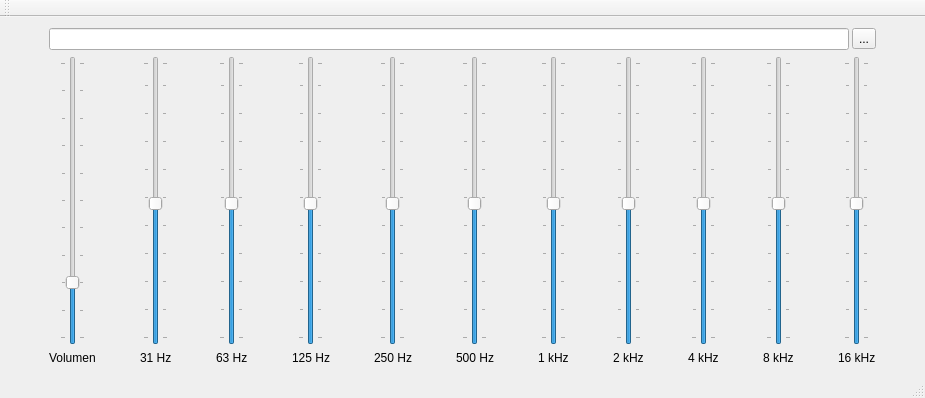
Before: the Qt Designer form mainwindow.ui in josbaduma/EqualizerDSP, drawn with Qt 5.
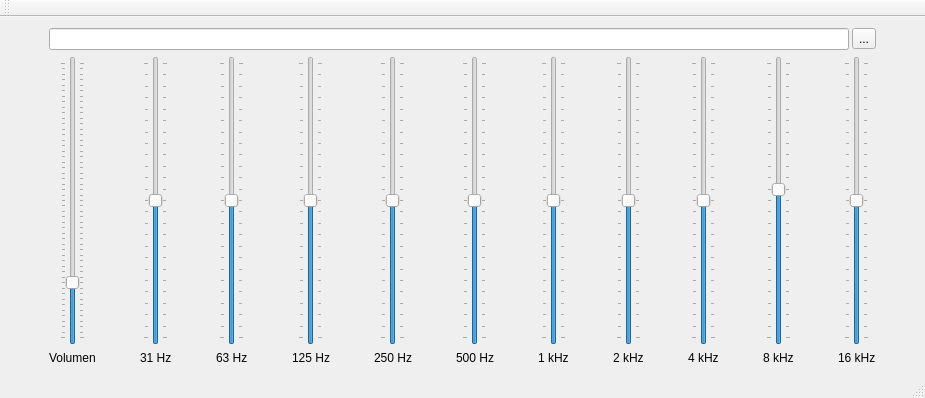
After: the same form once the commit is applied.

The edit to the form file:
```diff
--- a/mainwindow.ui
+++ b/mainwindow.ui
@@ -41,10 +41,10 @@
       <item>
        <widget class="QSlider" name="volumeSlider">
         <property name="maximum">
-         <number>50</number>
+         <number>100</number>
         </property>
         <property name="value">
-         <number>10</number>
+         <number>20</number>
         </property>
         <property name="orientation">
          <enum>Qt::Vertical</enum>
@@ -53,7 +53,7 @@
          <enum>QSlider::TicksBothSides</enum>
         </property>
         <property name="tickInterval">
-         <number>5</number>
+         <number>2</number>
         </property>
        </widget>
       </item>
@@ -64,16 +64,16 @@
       <item>
        <widget class="QSlider" name="filtro31HzSlider">
         <property name="minimum">
-         <number>1</number>
+         <number>-12</number>
         </property>
         <property name="maximum">
-         <number>50</number>
+         <number>12</number>
         </property>
         <property name="value">
-         <number>25</number>
+         <number>0</number>
         </property>
         <property name="sliderPosition">
-         <number>25</number>
+         <number>0</number>
         </property>
         <property name="orientation">
          <enum>Qt::Vertical</enum>
@@ -82,7 +82,7 @@
          <enum>QSlider::TicksBothSides</enum>
         </property>
         <property name="tickInterval">
-         <number>5</number>
+         <number>1</number>
         </property>
        </widget>
       </item>
@@ -93,16 +93,16 @@
       <item>
        <widget class="QSlider" name="filtro63HzSlider">
         <property name="minimum">
-         <number>1</number>
+         <number>-12</number>
         </property>
         <property name="maximum">
-         <number>50</number>
+         <number>12</number>
         </property>
         <property name="value">
-         <number>25</number>
+         <number>0</number>
         </property>
         <property name="sliderPosition">
-         <number>25</number>
+         <number>0</number>
         </property>
         <property name="orientation">
          <enum>Qt::Vertical</enum>
@@ -111,7 +111,7 @@
          <enum>QSlider::TicksBothSides</enum>
         </property>
         <property name="tickInterval">
-         <number>5</number>
+         <number>1</number>
         </property>
        </widget>
       </item>
@@ -122,16 +122,16 @@
       <item>
        <widget class="QSlider" name="filtro125HzSlider">
         <property name="minimum">
-         <number>1</number>
+         <number>-12</number>
         </property>
         <property name="maximum">
-         <number>50</number>
+         <number>12</number>
         </property>
         <property name="value">
-         <number>25</number>
+         <number>0</number>
         </property>
         <property name="sliderPosition">
-         <number>25</number>
+         <number>0</number>
         </property>
         <property name="orientation">
          <enum>Qt::Vertical</enum>
@@ -140,7 +140,7 @@
          <enum>QSlider::TicksBothSides</enum>
         </property>
         <property name="tickInterval">
-         <number>5</number>
+         <number>1</number>
         </property>
        </widget>
       </item>
@@ -151,16 +151,16 @@
       <item>
        <widget class="QSlider" name="filtro250HzSlider">
         <property name="minimum">
-         <number>1</number>
+         <number>-12</number>
         </property>
         <property name="maximum">
-         <number>50</number>
+         <number>12</number>
         </property>
         <property name="value">
-         <number>25</number>
+         <number>0</number>
         </property>
         <property name="sliderPosition">
-         <number>25</number>
+         <number>0</number>
         </property>
         <property name="orientation">
          <enum>Qt::Vertical</enum>
@@ -169,7 +169,7 @@
          <enum>QSlider::TicksBothSides</enum>
         </property>
         <property name="tickInterval">
-         <number>5</number>
+         <number>1</number>
         </property>
        </widget>
       </item>
@@ -180,16 +180,16 @@
       <item>
        <widget class="QSlider" name="filtro500HzSlider">
         <property name="minimum">
-         <number>1</number>
+         <number>-12</number>
         </property>
         <property name="maximum">
-         <number>50</number>
+         <number>12</number>
         </property>
         <property name="value">
-         <number>25</number>
+         <number>0</number>
         </property>
         <property name="sliderPosition">
-         <number>25</number>
+         <number>0</number>
         </property>
         <property name="orientation">
          <enum>Qt::Vertical</enum>
@@ -198,7 +198,7 @@
          <enum>QSlider::TicksBothSides</enum>
         </property>
         <property name="tickInterval">
-         <number>5</number>
+         <number>1</number>
         </property>
        </widget>
       </item>
@@ -209,16 +209,16 @@
       <item>
        <widget class="QSlider" name="filtro1kHzSlider">
         <property name="minimum">
-         <number>1</number>
+         <number>-12</number>
         </property>
         <property name="maximum">
-         <number>50</number>
+         <number>12</number>
         </property>
         <property name="value">
-         <number>25</number>
+         <number>0</number>
         </property>
         <property name="sliderPosition">
-         <number>25</number>
+         <number>0</number>
         </property>
         <property name="orientation">
          <enum>Qt::Vertical</enum>
@@ -227,7 +227,7 @@
          <enum>QSlider::TicksBothSides</enum>
         </property>
         <property name="tickInterval">
-         <number>5</number>
+         <number>1</number>
         </property>
        </widget>
       </item>
@@ -238,16 +238,22 @@
       <item>
        <widget class="QSlider" name="filtro2kHzSlider">
         <property name="minimum">
-         <number>1</number>
+         <number>-12</number>
         </property>
         <property name="maximum">
-         <number>50</number>
+         <number>12</number>
+        </property>
+        <property name="singleStep">
+         <number>1</number>
+        </property>
+        <property name="pageStep">
+         <number>10</number>
         </property>
         <property name="value">
-         <number>25</number>
+         <number>0</number>
         </property>
         <property name="sliderPosition">
-         <number>25</number>
+         <number>0</number>
         </property>
         <property name="orientation">
          <enum>Qt::Vertical</enum>
@@ -256,7 +262,7 @@
          <enum>QSlider::TicksBothSides</enum>
         </property>
         <property name="tickInterval">
-         <number>5</number>
+         <number>1</number>
         </property>
        </widget>
       </item>
@@ -267,16 +273,16 @@
       <item>
        <widget class="QSlider" name="filtro4kHzSlider">
         <property name="minimum">
-         <number>1</number>
+         <number>-12</number>
         </property>
         <property name="maximum">
-         <number>50</number>
+         <number>12</number>
         </property>
         <property name="value">
-         <number>25</number>
+         <number>0</number>
         </property>
         <property name="sliderPosition">
-         <number>25</number>
+         <number>0</number>
         </property>
         <property name="orientation">
          <enum>Qt::Vertical</enum>
@@ -285,7 +291,7 @@
          <enum>QSlider::TicksBothSides</enum>
         </property>
         <property name="tickInterval">
-         <number>5</number>
+         <number>1</number>
         </property>
        </widget>
       </item>
@@ -296,16 +302,16 @@
       <item>
        <widget class="QSlider" name="filtro8kHzSlider">
         <property name="minimum">
-         <number>1</number>
+         <number>-12</number>
         </property>
         <property name="maximum">
-         <number>50</number>
+         <number>12</number>
         </property>
         <property name="value">
-         <number>25</number>
+         <number>1</number>
         </property>
         <property name="sliderPosition">
-         <number>25</number>
+         <number>1</number>
         </property>
         <property name="orientation">
          <enum>Qt::Vertical</enum>
@@ -314,7 +320,7 @@
          <enum>QSlider::TicksBothSides</enum>
         </property>
         <property name="tickInterval">
-         <number>5</number>
+         <number>1</number>
         </property>
        </widget>
       </item>
@@ -325,16 +331,16 @@
       <item>
        <widget class="QSlider" name="filtro16kHzSlider">
         <property name="minimum">
-         <number>1</number>
+         <number>-12</number>
         </property>
         <property name="maximum">
-         <number>50</number>
+         <number>12</number>
         </property>
         <property name="value">
-         <number>25</number>
+         <number>0</number>
         </property>
         <property name="sliderPosition">
-         <number>25</number>
+         <number>0</number>
         </property>
         <property name="orientation">
          <enum>Qt::Vertical</enum>
@@ -343,7 +349,7 @@
          <enum>QSlider::TicksBothSides</enum>
         </property>
         <property name="tickInterval">
-         <number>5</number>
+         <number>1</number>
         </property>
        </widget>
       </item>
```
